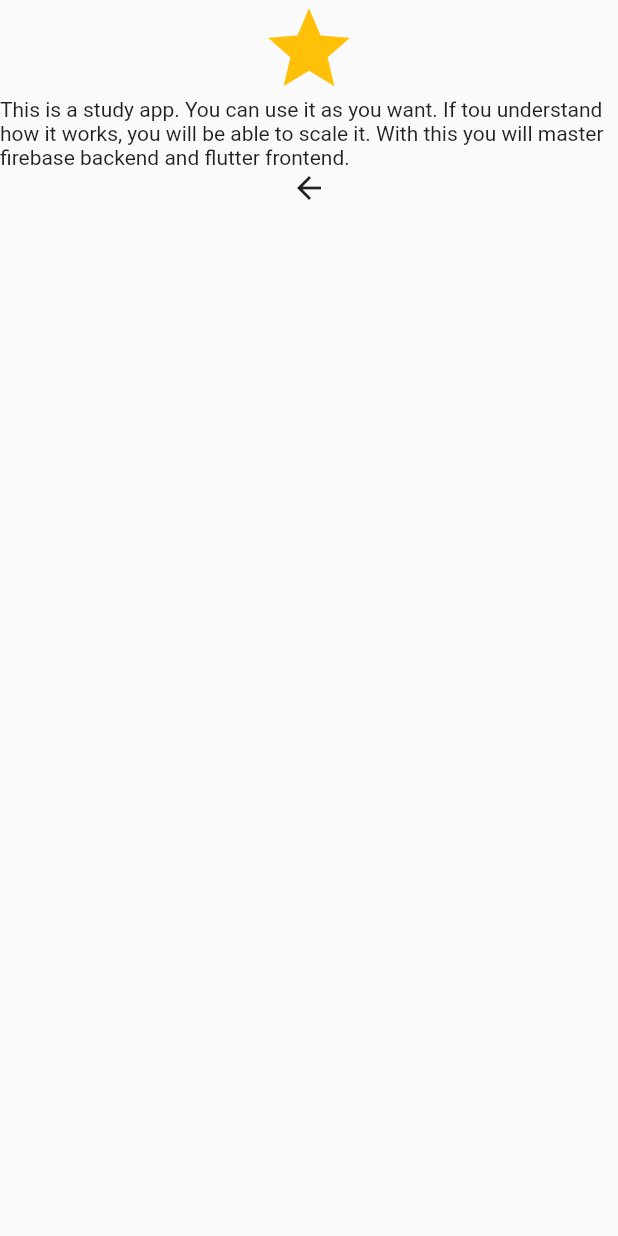
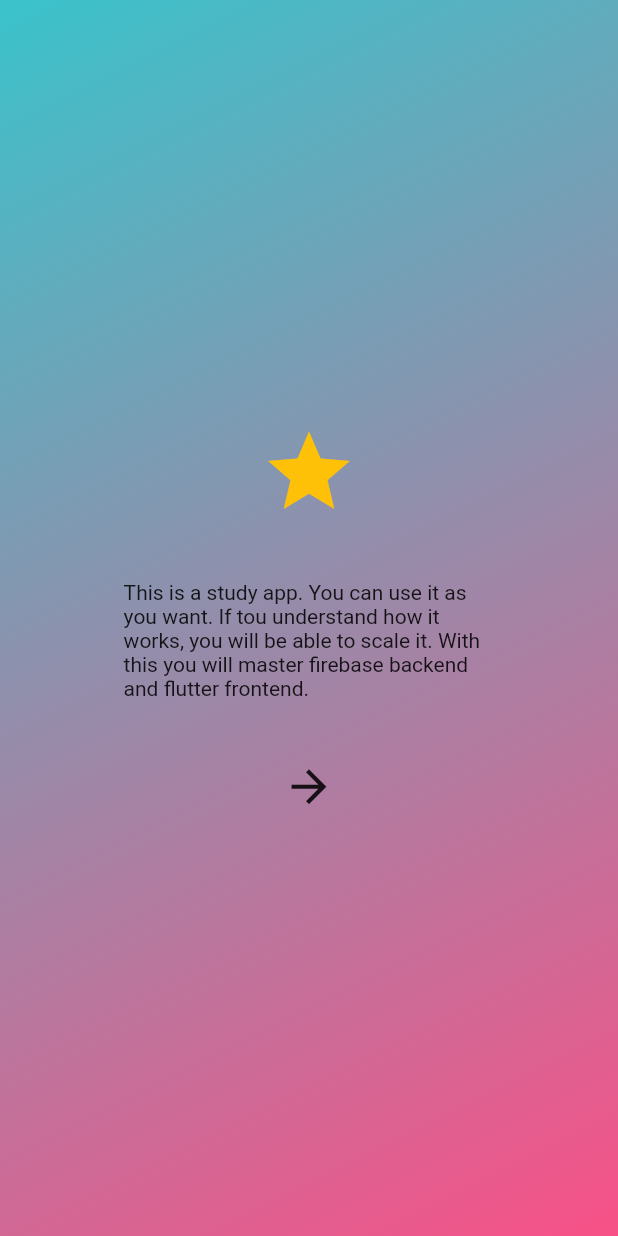
Before and after one commit to Evan32nd/FutterStudyApp, a Flutter app: the screen it shows after launch, on a phone screen of 412 x 824 dp. Run offline on Flutter 3.47's test engine with Material 2 defaults, Android fonts, the phone set to English and light mode, and no system bars; our stand-ins replace cloud_firestore, firebase_core, get; accounts and stored records are empty; project files that could hold a hidden picture were left out.

Commit message:
splash and introduction screens and transition set up. Working on changing fonts

```diff
--- /dev/null
+++ b/lib/configs/themes/app_dark_theme.dart
@@ -0,0 +1,5 @@
+
+import 'package:flutter/cupertino.dart';
+
+const Color primaryDarkColorDark = Color(0xFF2e3c62);
+const Color primaryColorDark = Color(0xFF99ace1);
--- /dev/null
+++ b/lib/configs/themes/app_light_theme.dart
@@ -0,0 +1,4 @@
+import 'package:flutter/cupertino.dart';
+
+const Color primaryLightColorLight = Color(0xFF3ac3cb);
+const Color primaryColorLight = Color(0xFFf85187);
--- a/lib/main.dart
+++ b/lib/main.dart
@@ -1,13 +1,17 @@
 import 'package:firebase_core/firebase_core.dart';
 import 'package:flutter/material.dart';
+import 'package:flutter_study/bindings/initial_bindings.dart';
 import 'package:flutter_study/data_upload_screen.dart';
 import 'package:flutter_study/firebase_options.dart';
+import 'package:flutter_study/routes/app_routes.dart';
 import 'package:flutter_study/screens/introduction/introduction.dart';
 import 'package:flutter_study/screens/splash/splash_screen.dart';
 import 'package:get/get.dart';
 
 void main() {
-  runApp(MyApp());
+  WidgetsFlutterBinding.ensureInitialized();
+  InitialBindings().dependencies();
+  runApp(const MyApp());
 }
 
 class MyApp extends StatelessWidget {
@@ -15,9 +19,7 @@ class MyApp extends StatelessWidget {
 
   @override
   Widget build(BuildContext context) {
-    return MaterialApp(
-      home: AppIntroductionScreen(),
-    );
+    return GetMaterialApp(getPages: AppRoutes.routes(),);
   }
 }
 
--- /dev/null
+++ b/lib/routes/app_routes.dart
@@ -0,0 +1,12 @@
+import 'package:flutter_study/screens/introduction/introduction.dart';
+import 'package:get/get.dart';
+
+import '../screens/splash/splash_screen.dart';
+
+class AppRoutes {
+  static List<GetPage> routes() => [
+        GetPage(name: "/", page: () => const SplashScreen()),
+        GetPage(
+            name: "/introduction", page: () => const AppIntroductionScreen())
+      ];
+}
--- a/lib/screens/introduction/introduction.dart
+++ b/lib/screens/introduction/introduction.dart
@@ -1,7 +1,9 @@
 import 'package:flutter/material.dart';
 import 'package:flutter/src/widgets/container.dart';
 import 'package:flutter/src/widgets/framework.dart';
+import 'package:flutter_study/configs/themes/app_colors.dart';
 import 'package:flutter_study/widgets/app_circle_button.dart';
+import 'package:get/get.dart';
 
 class AppIntroductionScreen extends StatelessWidget {
   const AppIntroductionScreen({super.key});
@@ -9,16 +11,27 @@ class AppIntroductionScreen extends StatelessWidget {
   @override
   Widget build(BuildContext context) {
     return Scaffold(
-        body: Container(
-      alignment: Alignment.center,
-      child: Column(
-        children: const [
-          Icon(Icons.star, size: 65, color: Colors.amber),
-          Text(
-              "This is a study app. You can use it as you want. If tou understand how it works, you will be able to scale it. With this you will master firebase backend and flutter frontend."),
-          AppCircleButton(),
-        ],
+      body: Container(
+        alignment: Alignment.center,
+        decoration: BoxDecoration(gradient: mainGradient(context)),
+        child: Padding(
+          padding: EdgeInsets.symmetric(horizontal: Get.width * .2),
+          child: Column(
+            mainAxisAlignment: MainAxisAlignment.center,
+            children: [
+              const Icon(Icons.star, size: 65, color: Colors.amber),
+              const SizedBox(height: 40),
+              const Text(
+                  "This is a study app. You can use it as you want. If tou understand how it works, you will be able to scale it. With this you will master firebase backend and flutter frontend."),
+              const SizedBox(height: 40),
+              AppCircleButton(
+                onTap: () => null,
+                child: const Icon(Icons.arrow_forward, size: 35),
+              ),
+            ],
+          ),
+        ),
       ),
-    ));
+    );
   }
 }
--- a/lib/screens/splash/splash_screen.dart
+++ b/lib/screens/splash/splash_screen.dart
@@ -1,6 +1,7 @@
 import 'package:flutter/material.dart';
 import 'package:flutter/src/widgets/container.dart';
 import 'package:flutter/src/widgets/framework.dart';
+import 'package:flutter_study/configs/themes/app_colors.dart';
 
 class SplashScreen extends StatelessWidget {
   const SplashScreen({super.key});
@@ -10,6 +11,7 @@ class SplashScreen extends StatelessWidget {
     return Scaffold(
       body: Container(
         alignment: Alignment.center,
+        decoration: BoxDecoration(gradient: mainGradient(context)),
         child: Image.asset(
           "assets/images/app_splash_logo.png",
           width: 200,
--- a/lib/widgets/app_circle_button.dart
+++ b/lib/widgets/app_circle_button.dart
@@ -3,14 +3,25 @@ import 'package:flutter/src/widgets/container.dart';
 import 'package:flutter/src/widgets/framework.dart';
 
 class AppCircleButton extends StatelessWidget {
-  const AppCircleButton({super.key});
+  const AppCircleButton({
+    super.key,
+    required this.child,
+    this.color,
+    this.onTap,
+    this.width = 60,
+  });
+
+  final Widget child;
+  final Color? color;
+  final double width;
+  final VoidCallback? onTap;
 
   @override
   Widget build(BuildContext context) {
-    return const Material(
-      shape: CircleBorder(),
-      child: InkWell(child: Icon(Icons.arrow_back))
-
-    );
+    return Material(
+        type: MaterialType.transparency,
+        clipBehavior: Clip.hardEdge,
+        shape: const CircleBorder(),
+        child: InkWell(child: child));
   }
 }
```
Also changed, not shown: lib/bindings/initial_bindings.dart (added, +10 -0 lines), lib/configs/themes/app_colors.dart (added, +23 -0 lines), lib/configs/themes/ui_parameters.dart (added, +8 -0 lines), lib/controllers/auth_controller.dart (added, +18 -0 lines).
